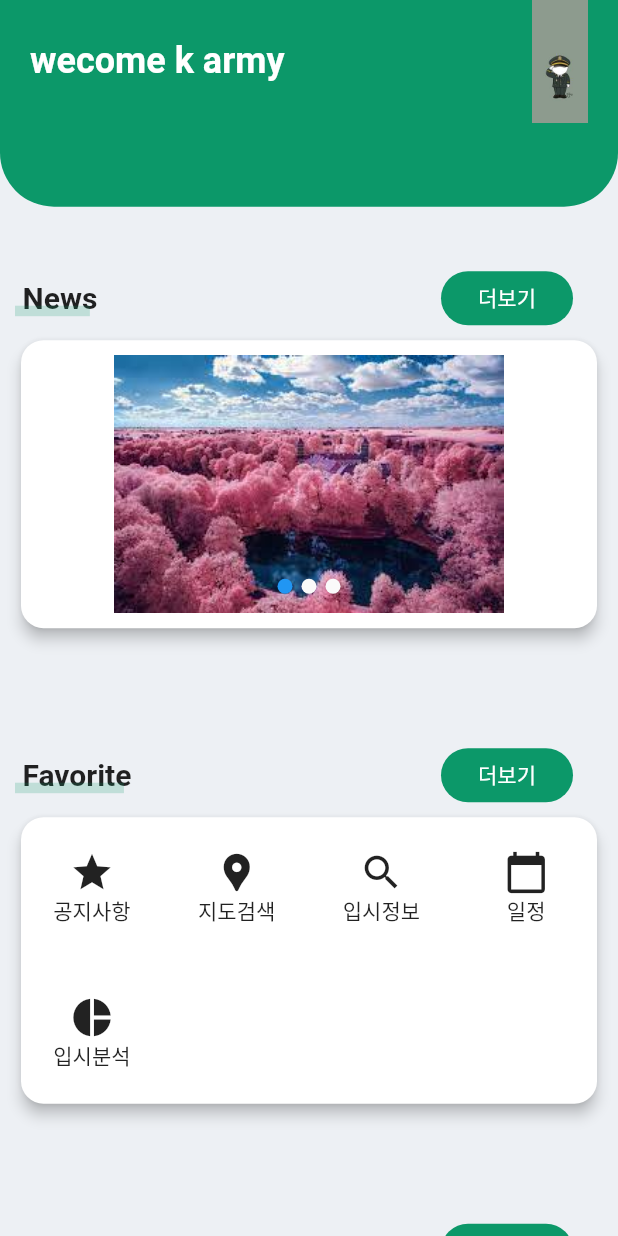
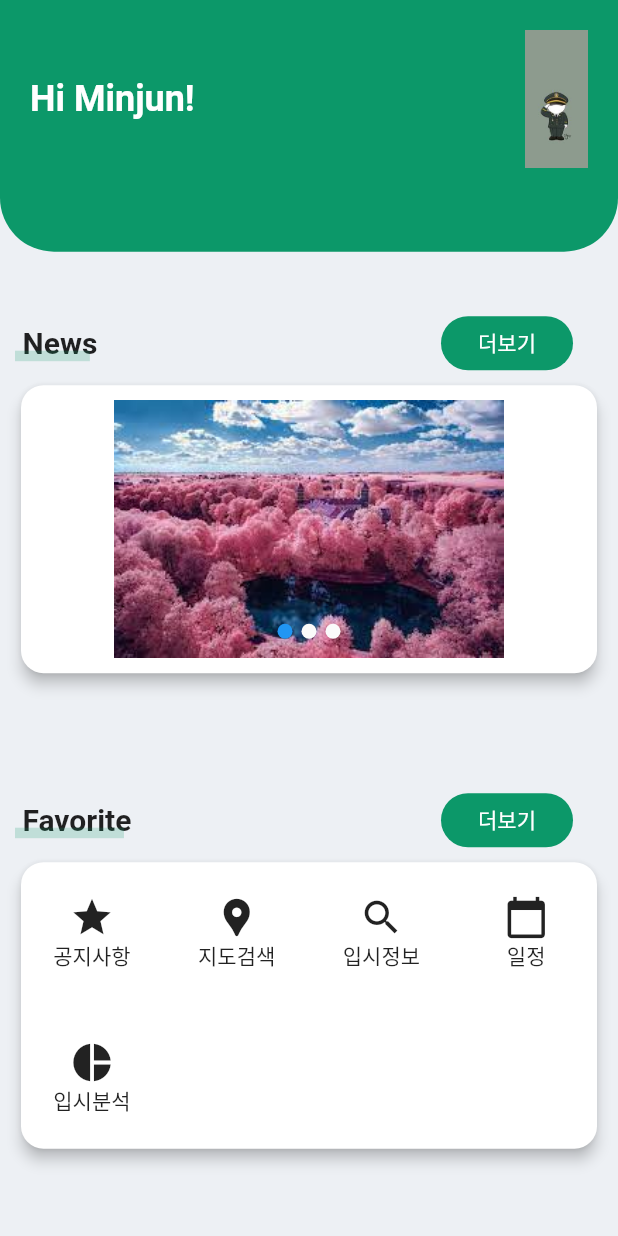
Before and after one commit to Welcome-K-Army/Welcome-K-Army, a Flutter app: the HomePage widget shown alone on an empty page, opened directly, on a phone screen of 412 x 824 dp. Run offline on Flutter 3.47's test engine with Material 2 defaults, Android fonts, the phone set to English and light mode, and no system bars; our stand-ins replace cached_network_image, cloud_firestore, firebase_auth, firebase_core, firebase_storage, flutter_swiper and 6 more; missing offline and left inert: syncfusion_flutter_core; accounts and stored records are empty.

Commit message:
minor ui change & mapAdd

```diff
--- a/lib/page/home/home_page.dart
+++ b/lib/page/home/home_page.dart
@@ -39,14 +39,14 @@ class HomePageState extends State<HomePage> {
               buildNotice(),
             ] // <Widget>[]
                 ) // Column
-            ) // SingleChildScrollview
+            )
         ); // Container
   } // Widget
 
   Widget buildHeader() {
-    Size size = MediaQuery.of(context).size;
+    double _height = MediaQuery.of(context).size.height + 150.0;
     return Container(
-        height: size.height * 0.2,
+        height: _height * 0.2,
         child: Stack(
           children: <Widget>[
             Container(
@@ -54,8 +54,9 @@ class HomePageState extends State<HomePage> {
                 left: kDefaultPadding,
                 right: kDefaultPadding,
                 bottom: 36 + kDefaultPadding,
+                top: MediaQuery.of(context).padding.top + 20.0
               ),
-              height: size.height * 0.2 - 27,
+              height: _height * 0.2 - 27,
               decoration: BoxDecoration(
                 color: kPrimaryColor,
                 borderRadius: BorderRadius.only(
@@ -66,7 +67,7 @@ class HomePageState extends State<HomePage> {
               child: Row(
                 children: <Widget>[
                   Text(
-                    'wecome k army',
+                    'Hi Minjun!',
                     style: Theme.of(context).textTheme.headline5?.copyWith(
                         color: Colors.white, fontWeight: FontWeight.bold),
                   ),
```
Also changed, not shown: lib/main.dart (+18 -9 lines), lib/mapView/filterScreen/FilterScreen.dart (+11 -11 lines), lib/mapView/mapScreen/FilteredMap.dart (+35 -13 lines), lib/ui/home/homeScreen.dart (+7 -10 lines).
